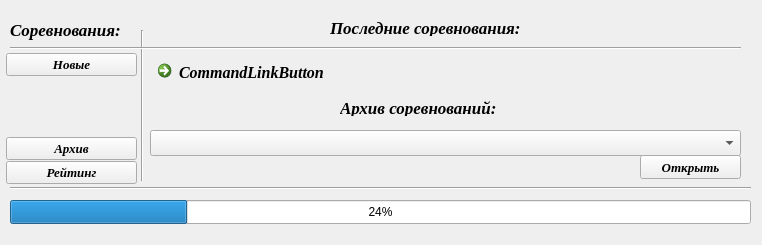
This is start_form.ui in Kaspar0810/Competitions_TT_SQL as Qt 5 draws it before an edit. The edited form follows.
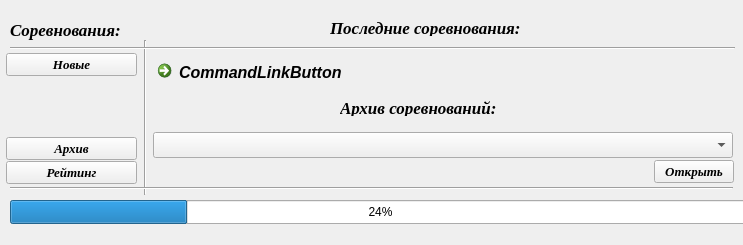
This is the edited form.

Patch:
```diff
--- a/start_form.ui
+++ b/start_form.ui
@@ -6,7 +6,7 @@
    <rect>
     <x>0</x>
     <y>0</y>
-    <width>762</width>
+    <width>743</width>
     <height>245</height>
    </rect>
   </property>
@@ -27,7 +27,7 @@
    </property>
    <property name="font">
     <font>
-     <family>Times New Roman</family>
+     <family>Segoe UI</family>
      <pointsize>12</pointsize>
      <italic>true</italic>
      <strikeout>false</strikeout>
@@ -40,9 +40,9 @@
   <widget class="QComboBox" name="comboBox">
    <property name="geometry">
     <rect>
-     <x>150</x>
-     <y>130</y>
-     <width>591</width>
+     <x>153</x>
+     <y>132</y>
+     <width>580</width>
      <height>26</height>
     </rect>
    </property>
@@ -113,28 +113,6 @@
     <string>Архив соревнований:</string>
    </property>
   </widget>
-  <widget class="QPushButton" name="Button_open">
-   <property name="geometry">
-    <rect>
-     <x>640</x>
-     <y>155</y>
-     <width>101</width>
-     <height>24</height>
-    </rect>
-   </property>
-   <property name="font">
-    <font>
-     <family>Times New Roman</family>
-     <pointsize>10</pointsize>
-     <weight>75</weight>
-     <italic>true</italic>
-     <bold>true</bold>
-    </font>
-   </property>
-   <property name="text">
-    <string>Открыть</string>
-   </property>
-  </widget>
   <widget class="QLabel" name="label_3">
    <property name="geometry">
     <rect>
@@ -160,10 +138,10 @@
   <widget class="Line" name="line">
    <property name="geometry">
     <rect>
-     <x>134</x>
-     <y>30</y>
+     <x>137</x>
+     <y>40</y>
      <width>16</width>
-     <height>151</height>
+     <height>155</height>
     </rect>
    </property>
    <property name="orientation">
@@ -175,7 +153,7 @@
     <rect>
      <x>10</x>
      <y>40</y>
-     <width>731</width>
+     <width>725</width>
      <height>16</height>
     </rect>
    </property>
@@ -183,34 +161,12 @@
     <enum>Qt::Horizontal</enum>
    </property>
   </widget>
-  <widget class="QLabel" name="label_4">
-   <property name="geometry">
-    <rect>
-     <x>150</x>
-     <y>159</y>
-     <width>261</width>
-     <height>16</height>
-    </rect>
-   </property>
-   <property name="font">
-    <font>
-     <family>Times New Roman</family>
-     <pointsize>12</pointsize>
-     <weight>75</weight>
-     <italic>true</italic>
-     <bold>true</bold>
-    </font>
-   </property>
-   <property name="text">
-    <string/>
-   </property>
-  </widget>
   <widget class="Line" name="line_3">
    <property name="geometry">
     <rect>
      <x>10</x>
      <y>180</y>
-     <width>741</width>
+     <width>723</width>
      <height>16</height>
     </rect>
    </property>
@@ -307,6 +263,69 @@
     </item>
    </layout>
   </widget>
+  <widget class="QWidget" name="">
+   <property name="geometry">
+    <rect>
+     <x>153</x>
+     <y>159</y>
+     <width>581</width>
+     <height>26</height>
+    </rect>
+   </property>
+   <layout class="QHBoxLayout" name="horizontalLayout">
+    <item>
+     <widget class="QLabel" name="label_4">
+      <property name="sizePolicy">
+       <sizepolicy hsizetype="MinimumExpanding" vsizetype="Preferred">
+        <horstretch>0</horstretch>
+        <verstretch>0</verstretch>
+       </sizepolicy>
+      </property>
+      <property name="font">
+       <font>
+        <family>Times New Roman</family>
+        <pointsize>10</pointsize>
+        <weight>75</weight>
+        <italic>true</italic>
+        <bold>true</bold>
+       </font>
+      </property>
+      <property name="text">
+       <string/>
+      </property>
+     </widget>
+    </item>
+    <item>
+     <spacer name="horizontalSpacer">
+      <property name="orientation">
+       <enum>Qt::Horizontal</enum>
+      </property>
+      <property name="sizeHint" stdset="0">
+       <size>
+        <width>40</width>
+        <height>20</height>
+       </size>
+      </property>
+     </spacer>
+    </item>
+    <item>
+     <widget class="QPushButton" name="Button_open">
+      <property name="font">
+       <font>
+        <family>Times New Roman</family>
+        <pointsize>10</pointsize>
+        <weight>75</weight>
+        <italic>true</italic>
+        <bold>true</bold>
+       </font>
+      </property>
+      <property name="text">
+       <string>Открыть</string>
+      </property>
+     </widget>
+    </item>
+   </layout>
+  </widget>
  </widget>
  <resources/>
  <connections/>
```
Left out of the diff: 2 changed lines with no effect on the pictures.
